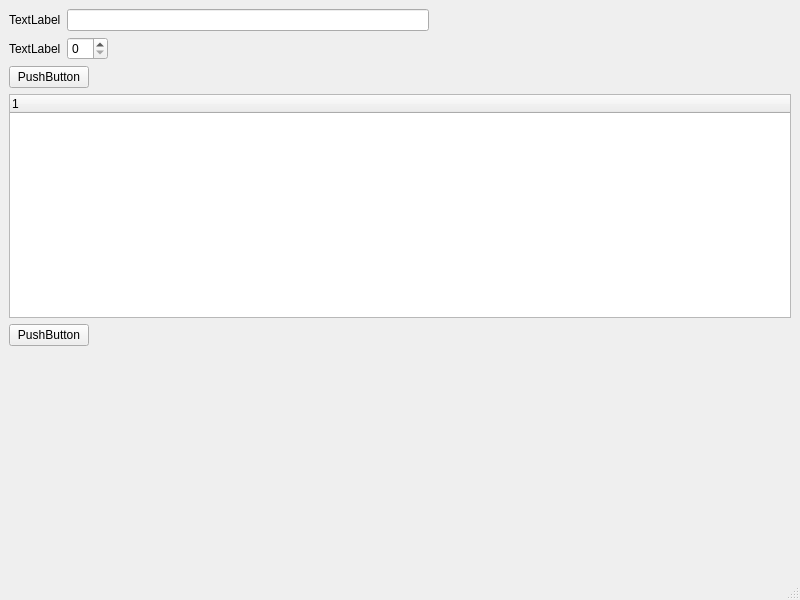
Qt form main_window.ui (Miklene/TaskManager) before a commit.
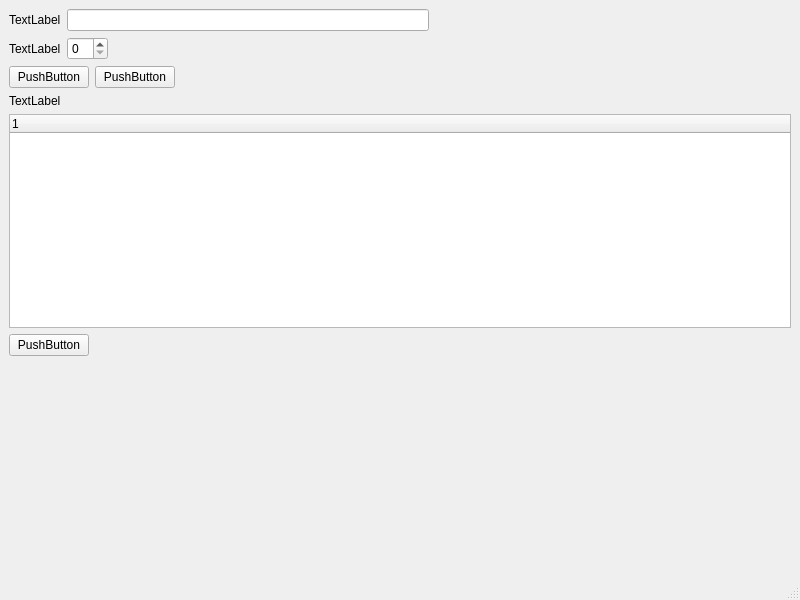
The same form after that commit.

Commit message: Добавил label. Сделал синхронное удаление из treeWidget

Diff of the .ui file:
```diff
--- a/main_window.ui
+++ b/main_window.ui
@@ -78,6 +78,13 @@
         </property>
        </widget>
       </item>
+      <item>
+       <widget class="QPushButton" name="pushButton_delete_task">
+        <property name="text">
+         <string>PushButton</string>
+        </property>
+       </widget>
+      </item>
       <item>
        <spacer name="horizontalSpacer_3">
         <property name="orientation">
@@ -93,6 +100,13 @@
       </item>
      </layout>
     </item>
+    <item>
+     <widget class="QLabel" name="label_tasks">
+      <property name="text">
+       <string>TextLabel</string>
+      </property>
+     </widget>
+    </item>
     <item>
      <widget class="QTreeWidget" name="treeWidget">
       <column>
@@ -105,7 +119,7 @@
     <item>
      <layout class="QHBoxLayout" name="horizontalLayout_4">
       <item>
-       <widget class="QPushButton" name="pushButton_delete_task">
+       <widget class="QPushButton" name="pushButton_delete_task_from_tree">
         <property name="text">
          <string>PushButton</string>
         </property>
```
The commit also changes 2 other files.
